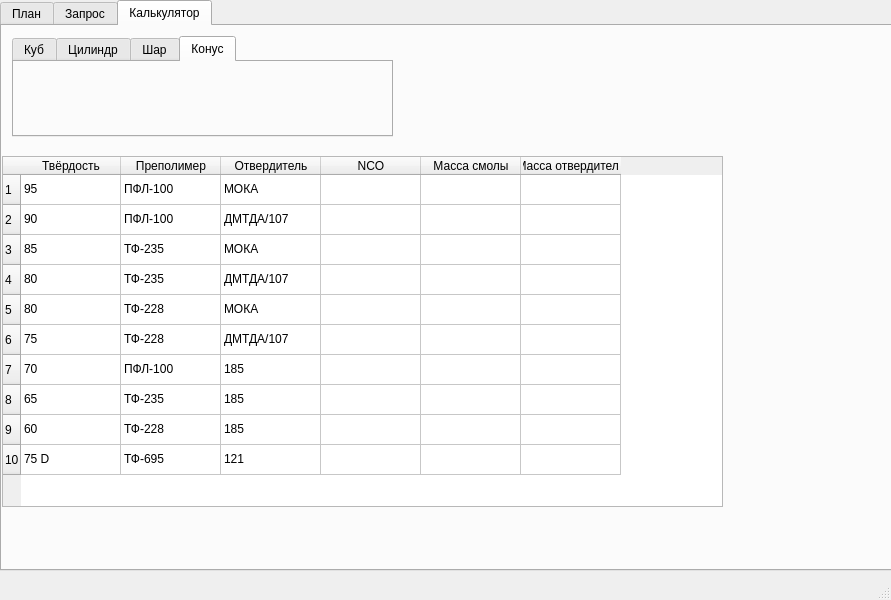
Above: ceh_ui.ui from Korguv/Poliur before the change. Below: the same form after it.
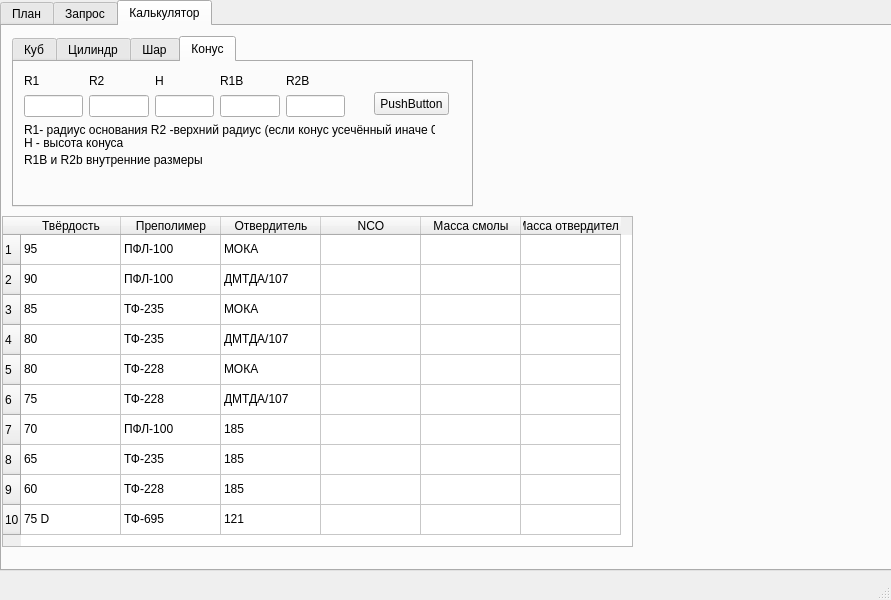
That is the form after the change. The open tabs and pages were chosen to show the change.

What changed in the file:
```diff
--- a/ceh_ui.ui
+++ b/ceh_ui.ui
@@ -160,9 +160,9 @@
       <property name="geometry">
        <rect>
         <x>0</x>
-        <y>130</y>
-        <width>721</width>
-        <height>351</height>
+        <y>190</y>
+        <width>631</width>
+        <height>331</height>
        </rect>
       </property>
       <row>
@@ -406,8 +406,8 @@
        <rect>
         <x>10</x>
         <y>10</y>
-        <width>381</width>
-        <height>101</height>
+        <width>461</width>
+        <height>171</height>
        </rect>
       </property>
       <property name="currentIndex">
@@ -511,6 +511,128 @@
        <attribute name="title">
         <string>Конус</string>
        </attribute>
+       <widget class="QPushButton" name="pushButton_3">
+        <property name="geometry">
+         <rect>
+          <x>360</x>
+          <y>30</y>
+          <width>75</width>
+          <height>23</height>
+         </rect>
+        </property>
+        <property name="text">
+         <string>PushButton</string>
+        </property>
+       </widget>
+       <widget class="QLabel" name="label_9">
+        <property name="geometry">
+         <rect>
+          <x>10</x>
+          <y>60</y>
+          <width>411</width>
+          <height>16</height>
+         </rect>
+        </property>
+        <property name="text">
+         <string>R1- радиус основания R2 -верхний радиус (если конус усечённый иначе 0) </string>
+        </property>
+       </widget>
+       <widget class="QLabel" name="label_21">
+        <property name="geometry">
+         <rect>
+          <x>10</x>
+          <y>70</y>
+          <width>111</width>
+          <height>21</height>
+         </rect>
+        </property>
+        <property name="text">
+         <string>H - высота конуса </string>
+        </property>
+       </widget>
+       <widget class="QLabel" name="label_22">
+        <property name="geometry">
+         <rect>
+          <x>10</x>
+          <y>90</y>
+          <width>181</width>
+          <height>16</height>
+         </rect>
+        </property>
+        <property name="text">
+         <string>R1B и R2b внутренние размеры</string>
+        </property>
+       </widget>
+       <widget class="QWidget" name="">
+        <property name="geometry">
+         <rect>
+          <x>10</x>
+          <y>10</y>
+          <width>321</width>
+          <height>45</height>
+         </rect>
+        </property>
+        <layout class="QVBoxLayout" name="verticalLayout_4">
+         <item>
+          <layout class="QHBoxLayout" name="horizontalLayout_2">
+           <item>
+            <widget class="QLabel" name="label">
+             <property name="text">
+              <string>R1</string>
+             </property>
+            </widget>
+           </item>
+           <item>
+            <widget class="QLabel" name="label_5">
+             <property name="text">
+              <string>R2</string>
+             </property>
+            </widget>
+           </item>
+           <item>
+            <widget class="QLabel" name="label_6">
+             <property name="text">
+              <string>H</string>
+             </property>
+            </widget>
+           </item>
+           <item>
+            <widget class="QLabel" name="label_7">
+             <property name="text">
+              <string>R1B</string>
+             </property>
+            </widget>
+           </item>
+           <item>
+            <widget class="QLabel" name="label_8">
+             <property name="text">
+              <string>R2B</string>
+             </property>
+            </widget>
+           </item>
+          </layout>
+         </item>
+         <item>
+          <layout class="QHBoxLayout" name="horizontalLayout">
+           <item>
+            <widget class="QLineEdit" name="lineEdit_4"/>
+           </item>
+           <item>
+            <widget class="QLineEdit" name="lineEdit_5"/>
+           </item>
+           <item>
+            <widget class="QLineEdit" name="lineEdit_6"/>
+           </item>
+           <item>
+            <widget class="QLineEdit" name="lineEdit_7"/>
+           </item>
+           <item>
+            <widget class="QLineEdit" name="lineEdit_8"/>
+           </item>
+          </layout>
+         </item>
+        </layout>
+       </widget>
       </widget>
      </widget>
     </widget>
```
Left out of the diff: 134 changed lines with no effect on the pictures.
